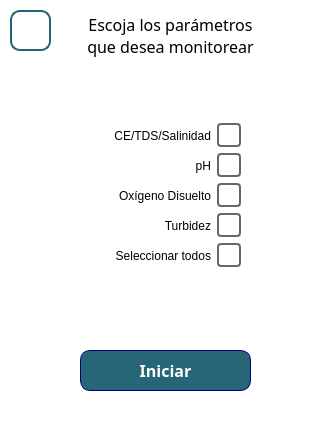
This is src/views/MonitoringView/MonitoringSelectPortrait.ui in Giocerz/water_quality_rpi_unal as Qt 5 draws it before an edit. The edited form follows.
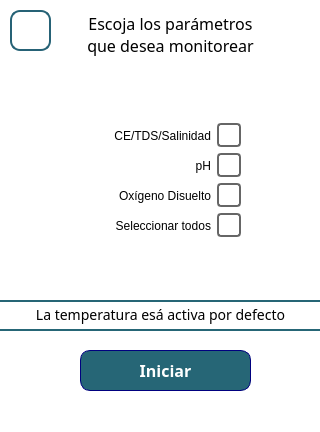
This is the edited form.

Commit message: change: monitoring select ui

The edit to the form file:
```diff
--- a/src/views/MonitoringView/MonitoringSelectPortrait.ui
+++ b/src/views/MonitoringView/MonitoringSelectPortrait.ui
@@ -199,50 +199,12 @@
      <string>Oxígeno Disuelto</string>
     </property>
    </widget>
-   <widget class="QCheckBox" name="turbidityCheckBox">
-    <property name="geometry">
-     <rect>
-      <x>100</x>
-      <y>210</y>
-      <width>141</width>
-      <height>31</height>
-     </rect>
-    </property>
-    <property name="layoutDirection">
-     <enum>Qt::RightToLeft</enum>
-    </property>
-    <property name="styleSheet">
-     <string notr="true">QCheckBox {
-	background-color: transparent;
-	height: 10px;
-	font: 14px &quot;Poppins&quot;;
-}
-
-QCheckBox::indicator {
-    width: 20px; /* Ancho del indicador */
-    height: 20px; /* Alto del indicador */
-    border-radius: 4px; /* Bordes redondeados */
-    border: 2px solid #666; /* Borde del indicador */
-}
-
-QCheckBox::indicator:checked {
-    background-color: #00007f; /* Color de fondo cuando está marcado */
-}
-
-QCheckBox::indicator:unchecked {
-    background-color: transparent;
-}</string>
-    </property>
-    <property name="text">
-     <string>Turbidez</string>
-    </property>
-   </widget>
    <widget class="QCheckBox" name="allCheckBox">
     <property name="geometry">
      <rect>
-      <x>60</x>
-      <y>240</y>
-      <width>181</width>
+      <x>80</x>
+      <y>210</y>
+      <width>161</width>
       <height>31</height>
      </rect>
     </property>
@@ -292,14 +254,50 @@
     <property name="geometry">
      <rect>
       <x>70</x>
-      <y>10</y>
+      <y>-2</y>
       <width>201</width>
       <height>51</height>
      </rect>
     </property>
     <property name="text">
-     <string>Escoja los parámetros
-que desea monitorear</string>
+     <string>Escoja los parámetros</string>
+    </property>
+    <property name="alignment">
+     <set>Qt::AlignCenter</set>
+    </property>
+   </widget>
+   <widget class="QLabel" name="label_2">
+    <property name="geometry">
+     <rect>
+      <x>-20</x>
+      <y>300</y>
+      <width>361</width>
+      <height>31</height>
+     </rect>
+    </property>
+    <property name="styleSheet">
+     <string notr="true">font-size: 14px;
+border: 2px solid #266676;
+background: transparent;</string>
+    </property>
+    <property name="text">
+     <string>&lt;html&gt;&lt;head/&gt;&lt;body&gt;&lt;p&gt;La temperatura  esá activa por defecto&lt;/p&gt;&lt;/body&gt;&lt;/html&gt;</string>
+    </property>
+    <property name="alignment">
+     <set>Qt::AlignCenter</set>
+    </property>
+   </widget>
+   <widget class="QLabel" name="label_3">
+    <property name="geometry">
+     <rect>
+      <x>70</x>
+      <y>35</y>
+      <width>201</width>
+      <height>21</height>
+     </rect>
+    </property>
+    <property name="text">
+     <string>que desea monitorear</string>
     </property>
     <property name="alignment">
      <set>Qt::AlignCenter</set>
@@ -309,11 +307,12 @@
    <zorder>tdsCheckBox</zorder>
    <zorder>phCheckBox</zorder>
    <zorder>oxygenCheckBox</zorder>
-   <zorder>turbidityCheckBox</zorder>
    <zorder>allCheckBox</zorder>
    <zorder>imageLbl</zorder>
    <zorder>initBtn</zorder>
    <zorder>label</zorder>
+   <zorder>label_2</zorder>
+   <zorder>label_3</zorder>
   </widget>
  </widget>
  <resources/>
```
The commit also changes 5 other files.
